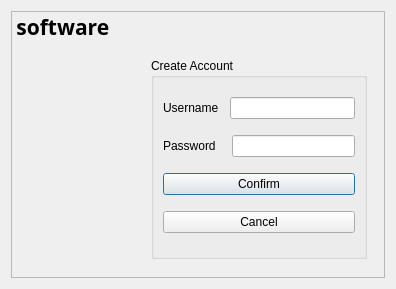
Qt form createaccount.ui (KANKAN25/Tipid-Timpla-Tracker) before a commit.
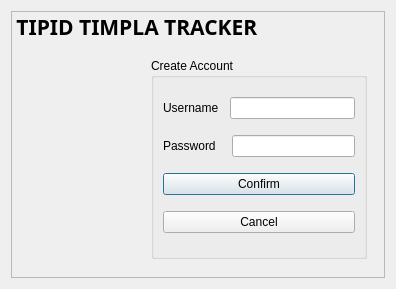
The same form after that commit.

The edit to the form file:
```diff
--- a/createaccount.ui
+++ b/createaccount.ui
@@ -27,7 +27,7 @@
        <rect>
         <x>0</x>
         <y>0</y>
-        <width>201</width>
+        <width>371</width>
         <height>31</height>
        </rect>
       </property>
@@ -39,7 +39,7 @@
        </font>
       </property>
       <property name="text">
-       <string> software</string>
+       <string> TIPID TIMPLA TRACKER</string>
       </property>
      </widget>
      <widget class="QGroupBox" name="groupBox">
```
